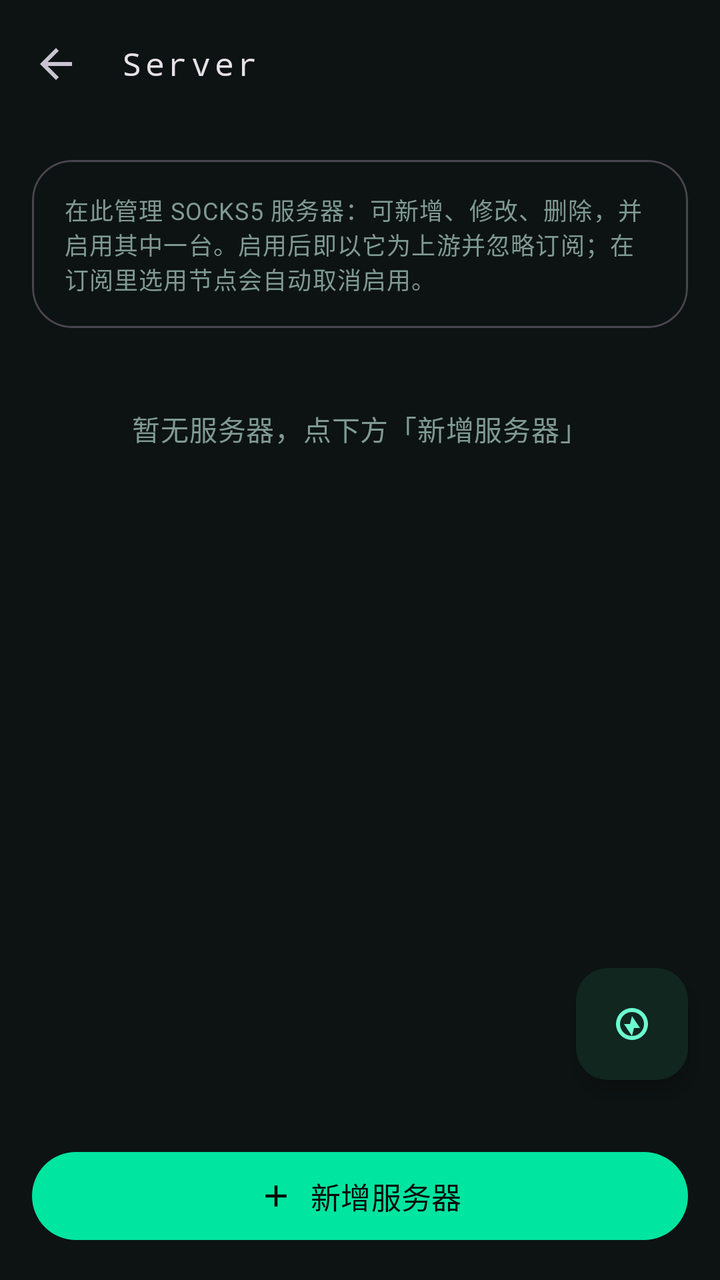
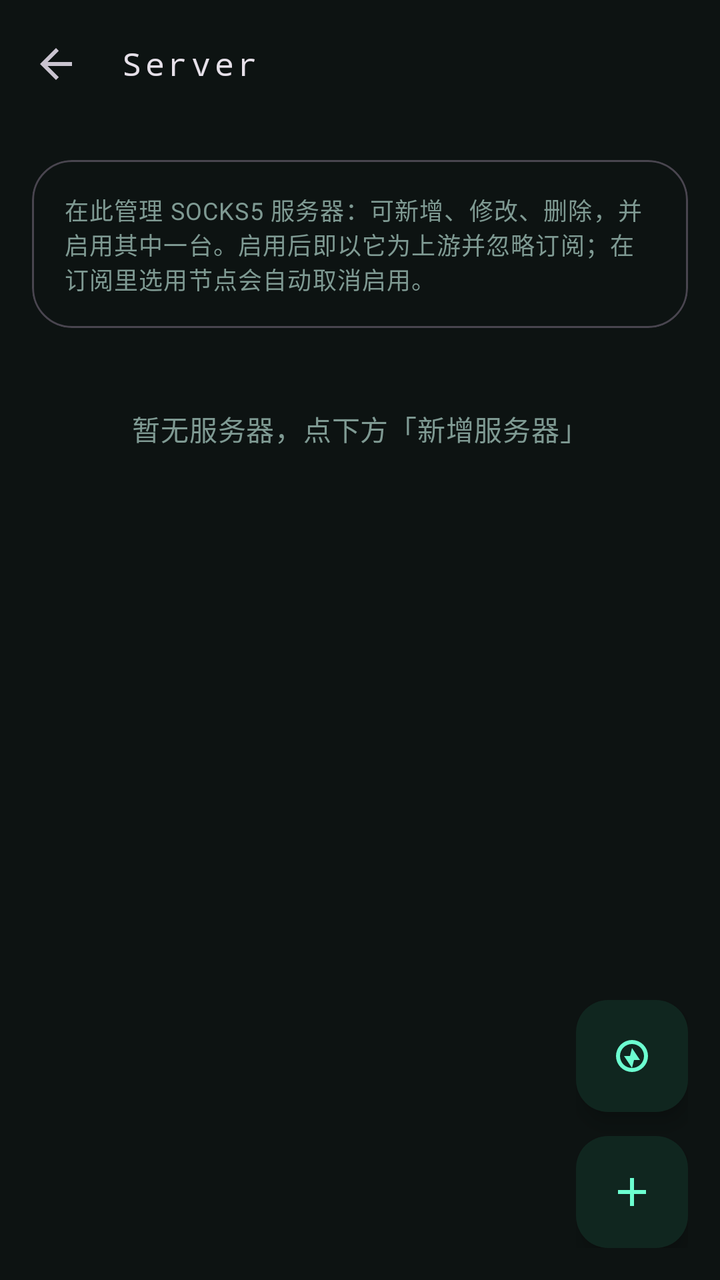

Compare the two renders of this Android layout. The source of the first and the diff that turns it into the second are given below.
<!-- AndroidManifest.xml: application theme Theme.TunVPN -->
<!-- res/layout/activity_server_list.xml -->
<?xml version="1.0" encoding="utf-8"?>
<LinearLayout xmlns:android="http://schemas.android.com/apk/res/android"
	xmlns:app="http://schemas.android.com/apk/res-auto"
	android:orientation="vertical"
	android:layout_width="match_parent"
	android:layout_height="match_parent"
	android:background="?attr/colorSurface">
	<com.google.android.material.appbar.MaterialToolbar
		android:id="@+id/toolbar"
		android:layout_width="match_parent"
		android:layout_height="?attr/actionBarSize"
		app:navigationIcon="?attr/homeAsUpIndicator"
		app:title="@string/section_server"
		app:titleTextAppearance="@style/TextAppearance.TunVPN.Toolbar"/>
	<com.google.android.material.card.MaterialCardView
		style="@style/Widget.Material3.CardView.Outlined"
		android:layout_width="match_parent"
		android:layout_height="wrap_content"
		android:layout_margin="16dp"
		app:cardCornerRadius="20dp">
		<TextView
			android:layout_width="match_parent"
			android:layout_height="wrap_content"
			android:padding="16dp"
			android:text="@string/server_list_hint"
			android:textAppearance="?attr/textAppearanceBodySmall"
			android:textColor="?attr/colorOnSurfaceVariant"/>
	</com.google.android.material.card.MaterialCardView>
	<TextView
		android:id="@+id/server_empty"
		android:layout_width="match_parent"
		android:layout_height="wrap_content"
		android:gravity="center"
		android:padding="24dp"
		android:text="@string/server_list_empty"
		android:textAppearance="?attr/textAppearanceBodyMedium"
		android:textColor="?attr/colorOnSurfaceVariant"/>
	<FrameLayout
		android:layout_width="match_parent"
		android:layout_height="0dp"
		android:layout_weight="1">
		<ListView
			android:id="@+id/server_list"
			android:layout_width="match_parent"
			android:layout_height="match_parent"
			android:clipToPadding="false"
			android:divider="@android:color/transparent"
			android:dividerHeight="10dp"
			android:paddingLeft="16dp"
			android:paddingTop="4dp"
			android:paddingRight="16dp"
			android:paddingBottom="16dp"
			android:scrollbarStyle="outsideOverlay"/>
		<com.google.android.material.floatingactionbutton.FloatingActionButton
			android:id="@+id/server_test_all"
			android:layout_width="wrap_content"
			android:layout_height="wrap_content"
			android:layout_gravity="bottom|end"
			android:layout_margin="16dp"
			android:contentDescription="@string/server_test_all"
			android:src="@drawable/ic_speed"/>
	</FrameLayout>
	<com.google.android.material.button.MaterialButton
		android:id="@+id/server_add"
		android:layout_width="match_parent"
		android:layout_height="wrap_content"
		android:layout_margin="16dp"
		android:minHeight="52dp"
		android:text="@string/server_add"
		android:textSize="15sp"
		app:cornerRadius="26dp"
		app:icon="@drawable/ic_add"
		app:iconGravity="textStart"
		app:iconPadding="8dp"/>
</LinearLayout>
<!-- resources referenced by this layout -->
<resources>
  <!-- drawable ic_add (drawable) -->
  <vector xmlns:android="http://schemas.android.com/apk/res/android"
  	android:width="24dp"
  	android:height="24dp"
  	android:viewportWidth="24"
  	android:viewportHeight="24">
  	<path
  		android:fillColor="?attr/colorControlNormal"
  		android:pathData="M19,13h-6v6h-2v-6H5v-2h6V5h2v6h6v2z"/>
  </vector>
  <!-- drawable ic_speed (drawable) -->
  <vector xmlns:android="http://schemas.android.com/apk/res/android"
  	android:width="24dp"
  	android:height="24dp"
  	android:viewportWidth="24"
  	android:viewportHeight="24">
  	<path
  		android:fillColor="#000000"
  		android:pathData="M12,4a8,8 0 1,0 0,16 8,8 0 0,0 0,-16zM12,6a6,6 0 1,1 0,12 6,6 0 0,1 0,-12zM12,8l4,6h-3l-1,4 -4,-6h3l1,-4z"/>
  </vector>
  <string name="section_server">Server</string>
  <string name="server_add">新增服务器</string>
  <string name="server_list_empty">暂无服务器，点下方「新增服务器」</string>
  <string name="server_list_hint">在此管理 SOCKS5 服务器：可新增、修改、删除，并启用其中一台。启用后即以它为上游并忽略订阅；在订阅里选用节点会自动取消启用。</string>
  <string name="server_test_all">测速全部</string>
  <style name="TextAppearance.TunVPN.Toolbar" parent="TextAppearance.Material3.TitleMedium">
  		<item name="fontFamily">monospace</item>
  		<item name="android:fontFamily">monospace</item>
  		<item name="android:letterSpacing">0.12</item>
  	</style>
  <style name="Theme.TunVPN" parent="Theme.Material3.Dark.NoActionBar">
  		<item name="colorPrimary">#00E5A0</item>
  		<item name="colorOnPrimary">#060A09</item>
  		<item name="colorPrimaryContainer">#10261F</item>
  		<item name="colorOnPrimaryContainer">#6CFFD0</item>
  		<item name="colorSecondary">#00E5A0</item>
  		<item name="colorOnSecondary">#060A09</item>
  		<item name="colorSecondaryContainer">#0B2E26</item>
  		<item name="colorOnSecondaryContainer">#6CFFD0</item>
  		<item name="colorError">#FF5C7A</item>
  		<item name="colorOnError">#060A09</item>
  		<item name="colorErrorContainer">#3A1220</item>
  		<item name="colorOnErrorContainer">#FFC2CE</item>
  		<item name="android:colorBackground">#060A09</item>
  		<item name="colorSurface">#0D1312</item>
  		<item name="colorOnSurface">#E4FFF5</item>
  		<item name="colorSurfaceVariant">#131B1A</item>
  		<item name="colorOnSurfaceVariant">#7F9A93</item>
  		<item name="colorSurfaceContainer">#18221F</item>
  		<item name="colorOutline">#1F2C29</item>
  		<item name="android:statusBarColor">@android:color/transparent</item>
  		<item name="android:navigationBarColor">@android:color/transparent</item>
  		<item name="android:windowLightStatusBar">false</item>
  		<item name="android:windowBackground">#060A09</item>
  	</style>
</resources>

<!-- the commit's change to res/layout/activity_server_list.xml (unified diff, before → after) -->
@@ -51,25 +51,27 @@
 			android:paddingRight="16dp"
 			android:paddingBottom="16dp"
 			android:scrollbarStyle="outsideOverlay"/>
-		<com.google.android.material.floatingactionbutton.FloatingActionButton
-			android:id="@+id/server_test_all"
+		
+		<LinearLayout
+			android:orientation="vertical"
 			android:layout_width="wrap_content"
 			android:layout_height="wrap_content"
 			android:layout_gravity="bottom|end"
 			android:layout_margin="16dp"
-			android:contentDescription="@string/server_test_all"
-			android:src="@drawable/ic_speed"/>
+			android:gravity="end">
+			<com.google.android.material.floatingactionbutton.FloatingActionButton
+				android:id="@+id/server_test_all"
+				android:layout_width="wrap_content"
+				android:layout_height="wrap_content"
+				android:layout_marginBottom="12dp"
+				android:contentDescription="@string/server_test_all"
+				android:src="@drawable/ic_speed"/>
+			<com.google.android.material.floatingactionbutton.FloatingActionButton
+				android:id="@+id/server_add"
+				android:layout_width="wrap_content"
+				android:layout_height="wrap_content"
+				android:contentDescription="@string/server_add"
+				android:src="@drawable/ic_add"/>
+		</LinearLayout>
 	</FrameLayout>
-	<com.google.android.material.button.MaterialButton
-		android:id="@+id/server_add"
-		android:layout_width="match_parent"
-		android:layout_height="wrap_content"
-		android:layout_margin="16dp"
-		android:minHeight="52dp"
-		android:text="@string/server_add"
-		android:textSize="15sp"
-		app:cornerRadius="26dp"
-		app:icon="@drawable/ic_add"
-		app:iconGravity="textStart"
-		app:iconPadding="8dp"/>
 </LinearLayout>
